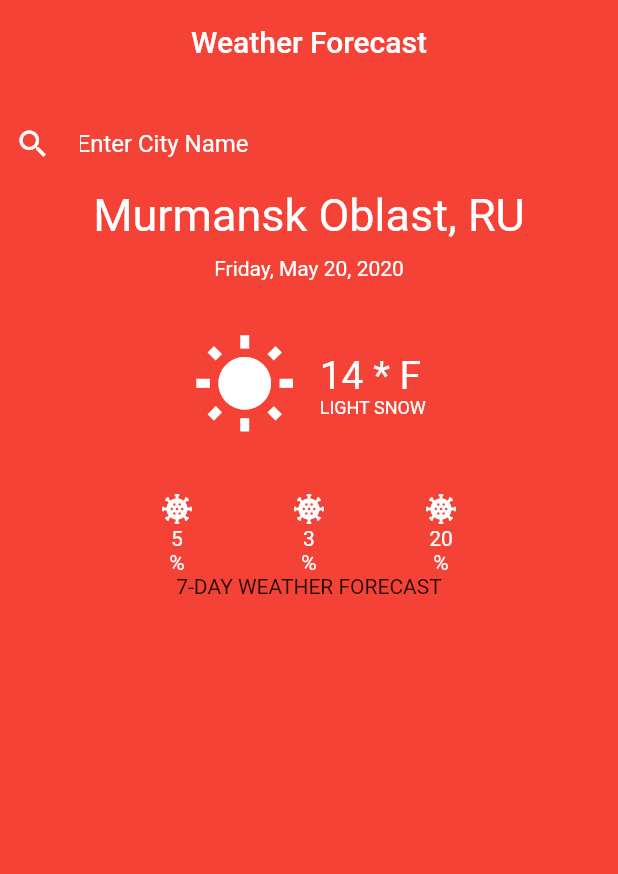
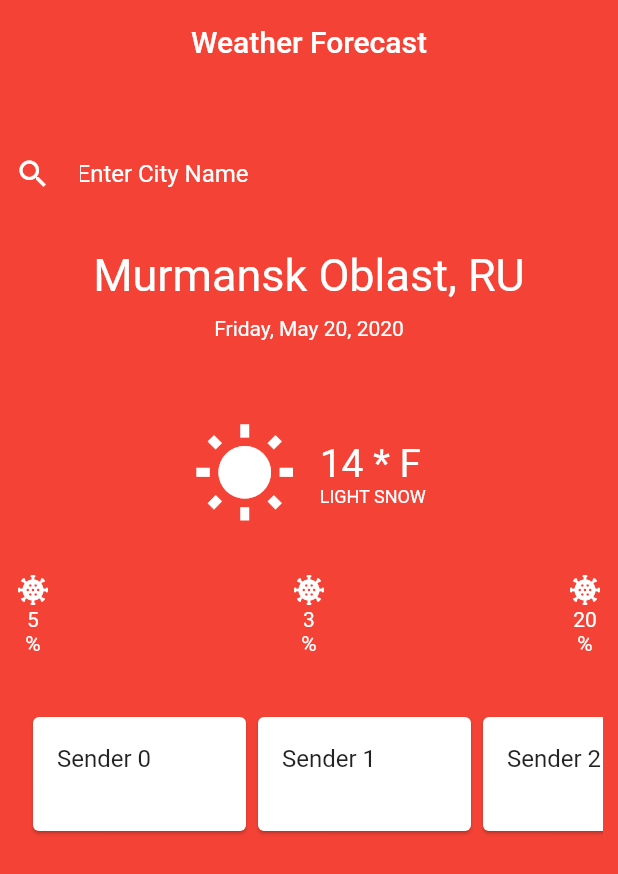
Before and after one commit to YanaLugina/weather-homework, a Flutter app: the screen it shows after launch, on a phone screen of 412 x 824 dp. Shown: the top 874 px of the screen. Run offline on Flutter 3.47's test engine with Material 2 defaults, Android fonts, the phone set to English and light mode, and no system bars.

Commit message:
widgetSunAndListView: fixed bug in ListView MyWeatherForWeek: added size, changed Column to ListView

```diff
--- a/lib/main.dart
+++ b/lib/main.dart
@@ -31,15 +31,15 @@ Widget _myWeatherForecast() {
     color: Colors.red,
     child: Padding(
       padding: EdgeInsets.all(10.0),
-      child: Column(
-        crossAxisAlignment: CrossAxisAlignment.center,
+      child: ListView(
+        itemExtent: 100,
+        scrollDirection: Axis.vertical,
         children: <Widget> [
           _search(),
           _cityAndDate(),
           _temperature(),
           _snowballs(),
-          Text('7-DAY WEATHER FORECAST'),
-          /*ListView()*/
+          MyWeatherForWeek(),
         ],
       ),
     ),
@@ -113,7 +113,7 @@ Column _cityAndDate() {
 
 Padding _temperature() {
   return Padding(
-    padding: EdgeInsets.fromLTRB(0.0, 35.0, 0.0, 35.0),
+    padding: EdgeInsets.fromLTRB(0.0, 15.0, 0.0, 15.0),
     child: Row(
       mainAxisAlignment: MainAxisAlignment.center,
       children: <Widget> [
@@ -152,8 +152,13 @@ Padding _temperature() {
 
 Container _snowballs () {
   return Container(
-    width: 200.0,
-    child: Row(
+    width: 100.0,
+    child: Column(
+      children: <Widget>[
+        SizedBox(
+          height: 15.0,
+        ),
+        Row(
           crossAxisAlignment: CrossAxisAlignment.center,
           mainAxisAlignment: MainAxisAlignment.spaceBetween,
           children: <Widget> [
@@ -162,6 +167,12 @@ Container _snowballs () {
             Snowballs(20),
           ],
         ),
+        SizedBox(
+          height: 15.0,
+        ),
+      ],
+    ),
+
   );
 }
 
@@ -193,3 +204,36 @@ class Snowballs extends StatelessWidget {
     );
   }
 }
+
+
+Widget _myWeatherForWeek() {
+  final List<String> entries = <String>['A', 'B', 'C'];
+  // final List<int> colorCodes = <int>[600, 500, 100];
+  // final List<String> items = List<String>.generate(10, (i) => 'item $i');
+  final List<Widget> items = List<Widget>.generate(
+      10, (i) => Text('Sender $i')
+  );
+
+  return ListView.builder(
+      padding: const EdgeInsets.all(8),
+      scrollDirection: Axis.horizontal,
+      itemExtent: 150,
+      itemCount: items.length,
+      itemBuilder: (context, index) {
+        final item = items[index];
+        return Card(
+          child: ListTile(
+              title: item
+          ),
+        );
+      },
+  );
+}
+
+
+class MyWeatherForWeek extends StatelessWidget {
+  @override
+  Widget build(BuildContext context) {
+    return _myWeatherForWeek();
+  }
+}
```
Lines whose indentation alone changed are shown as unchanged.
